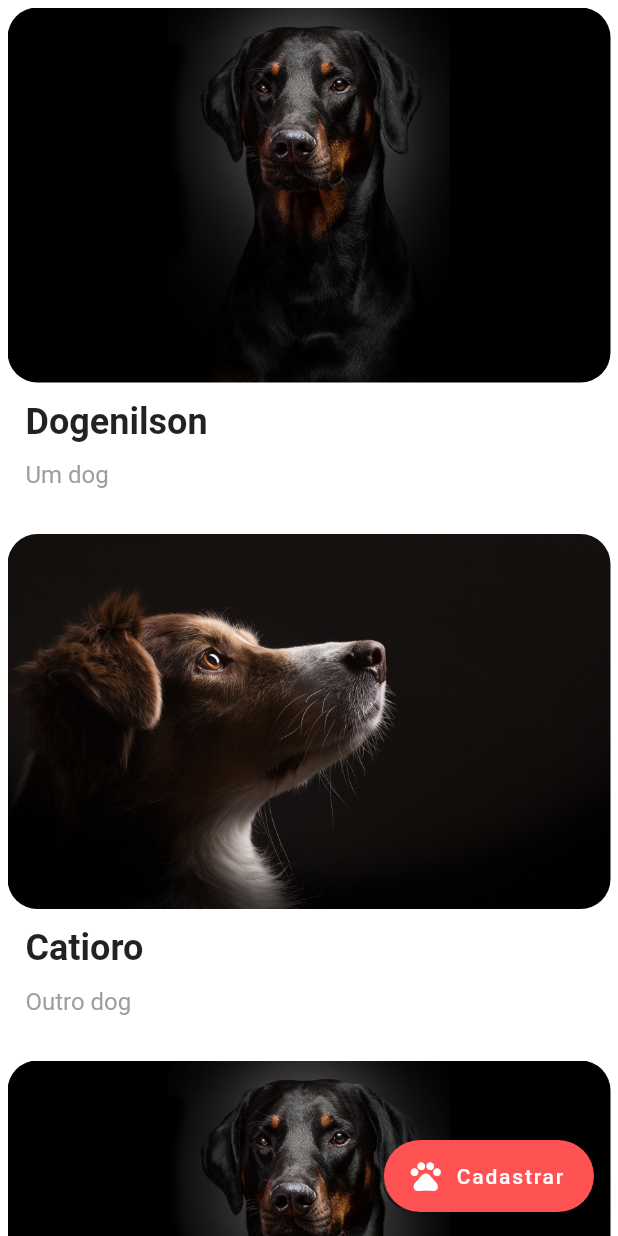
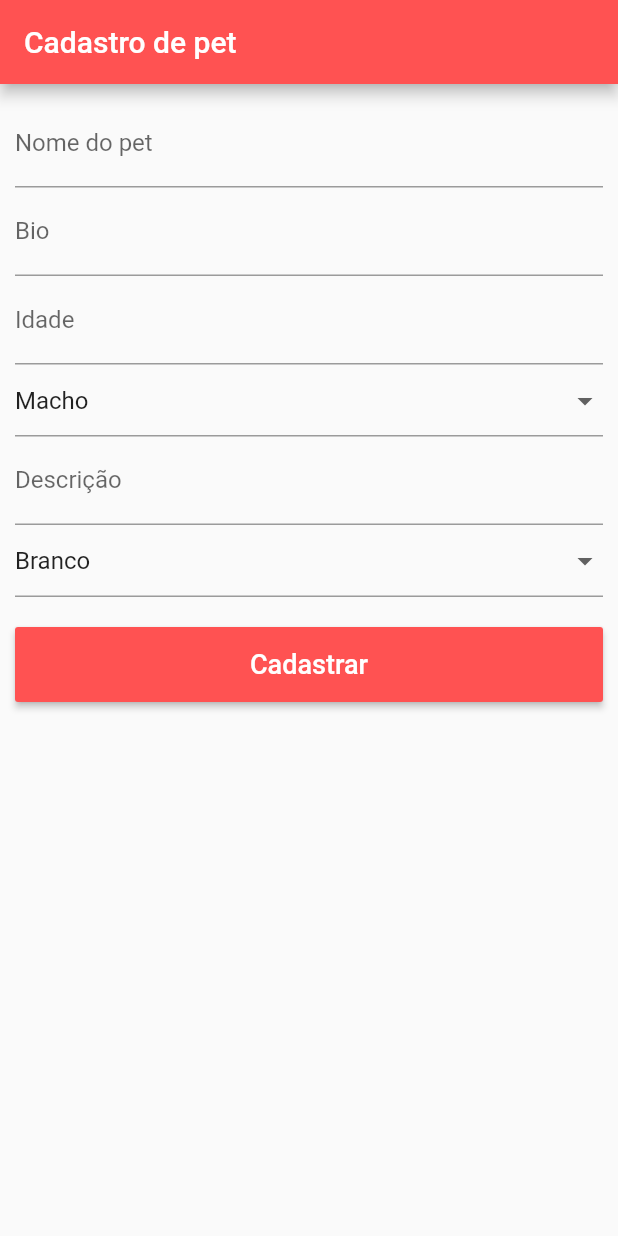
Before and after one commit to MartinsMessias/lifepet-dart-flutter, a Flutter app: the screen it shows after launch, on a phone screen of 412 x 824 dp. Run offline on Flutter 3.47's test engine with Material 2 defaults, Android fonts, the phone set to English and light mode, and no system bars; Roboto replaces fonts that are missing (Montserrat).

Commit message:
Criação do FormCadastroPet

```diff
--- a/lib/main.dart
+++ b/lib/main.dart
@@ -1,5 +1,6 @@
 import 'package:flutter/material.dart';
 import 'package:lifepetapp/screens/home_screen.dart';
+import 'package:lifepetapp/screens/form_pet_screen.dart';
 
 void main() => runApp(Main());
 
@@ -7,9 +8,12 @@ class Main extends StatelessWidget {
   @override
   Widget build(BuildContext context) {
     return MaterialApp(
+      theme: ThemeData(
+        primaryColor: Colors.redAccent,
+      ),
       debugShowCheckedModeBanner: false,
       title: "Pet Life",
-      home: new HomeScreen(),
+      home: FormPetScreen(),
     );
   }
 }
--- /dev/null
+++ b/lib/screens/form_pet_screen.dart
@@ -0,0 +1,94 @@
+import 'package:flutter/cupertino.dart';
+import 'package:flutter/material.dart';
+
+class FormPetScreen extends StatefulWidget {
+  @override
+  _FormPetScreenState createState() => _FormPetScreenState();
+}
+
+class _FormPetScreenState extends State<FormPetScreen> {
+  @override
+
+  String corPet = "Branco";
+  String sexoPet = "Macho";
+
+  Widget build(BuildContext context) {
+    return Scaffold(
+      appBar: AppBar(
+        title: Text('Cadastro de pet'),
+      ),
+      body: SingleChildScrollView(
+        child: Padding(
+          padding: EdgeInsets.all(10),
+          child: Form(
+            child: Column(
+              crossAxisAlignment: CrossAxisAlignment.start,
+              children: <Widget>[
+                TextField(
+                  keyboardType: TextInputType.text,
+                  decoration: InputDecoration(labelText: "Nome do pet"),
+                ),
+                TextField(
+                  keyboardType: TextInputType.text,
+                  decoration: InputDecoration(labelText: "Bio"),
+                ),
+                TextField(
+                  keyboardType: TextInputType.number,
+                  decoration: InputDecoration(labelText: "Idade"),
+                ),
+                DropdownButtonFormField(
+                  value: sexoPet,
+                  onChanged: (String value) {
+                    setState(() {
+                      sexoPet = value;
+                    });
+                  },
+                  items: <String>['Macho', 'Fêmea']
+                      .map<DropdownMenuItem<String>>((String value) {
+                    return DropdownMenuItem<String>(
+                        value: value, child: Text(value));
+                  }).toList(),
+                ),
+                TextField(
+                  keyboardType: TextInputType.text,
+                  decoration: InputDecoration(labelText: "Descrição"),
+                ),
+                DropdownButtonFormField(
+                  value: corPet,
+                  onChanged: (String value) {
+                    setState(() {
+                      corPet = value;
+                    });
+                  },
+                  items: <String>['Branco', 'Preto', 'Marrom', 'Amarelo']
+                      .map<DropdownMenuItem<String>>((String value) {
+                    return DropdownMenuItem<String>(
+                        value: value, child: Text(value));
+                  }).toList(),
+                ),
+                Padding(
+                  padding: EdgeInsets.only(top: 20, bottom: 20),
+                  child: Container(
+                    height: 50,
+                    width: double.infinity,
+                    child: RaisedButton(
+                      onPressed: () {},
+                      color: Colors.redAccent,
+                      child: Text(
+                        'Cadastrar',
+                        style: TextStyle(
+                          color: Colors.white,
+                          fontSize: 18,
+                        ),
+                      ),
+                    ),
+                  ),
+                )
+              ],
+            ),
+          ),
+        ),
+      ),
+    );
+  }
+}
--- a/lib/screens/home_screen.dart
+++ b/lib/screens/home_screen.dart
@@ -1,4 +1,3 @@
-import 'package:flutter/cupertino.dart';
 import 'package:flutter/material.dart';
 import 'package:lifepetapp/models/pet_model.dart';
 
```
